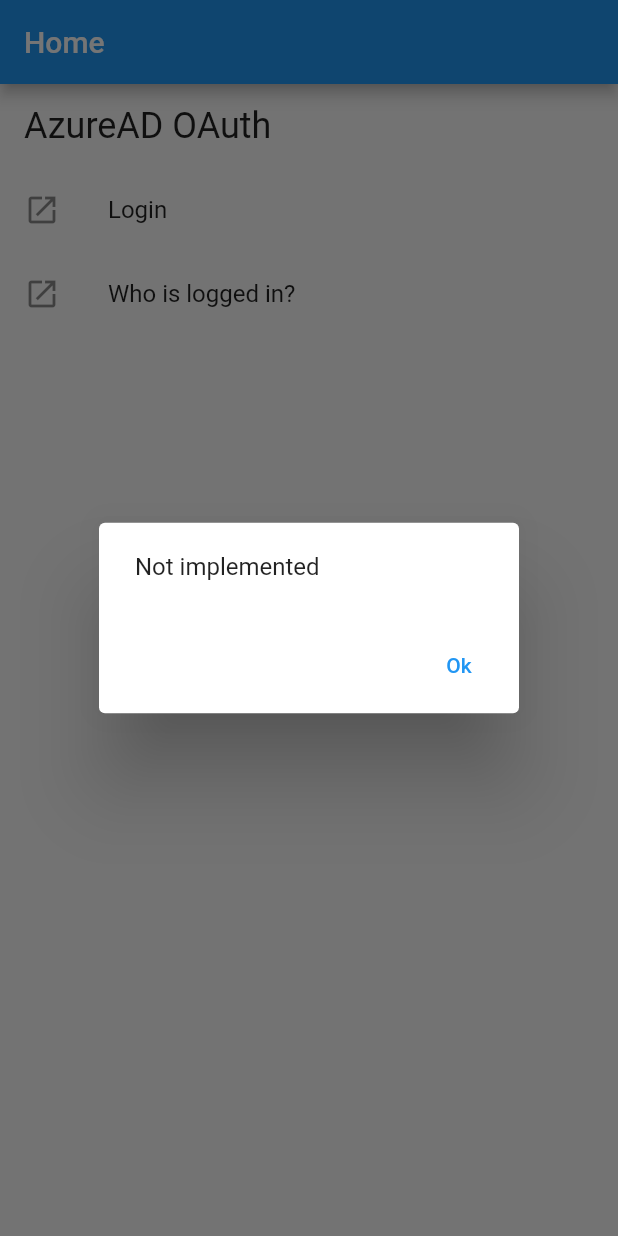
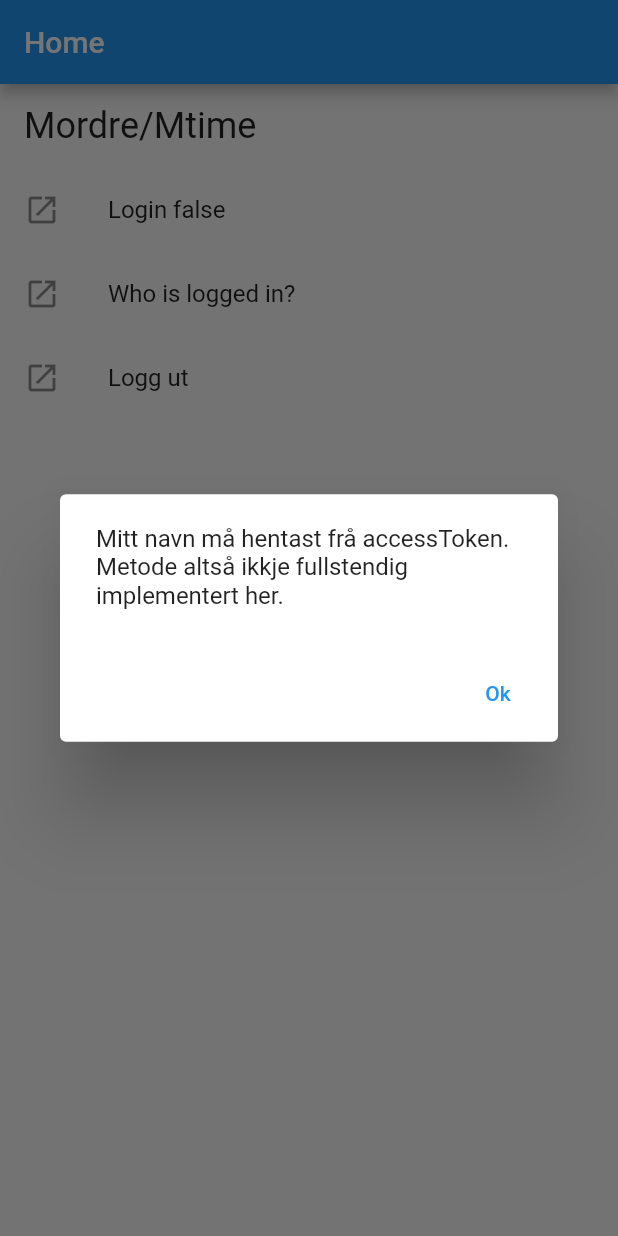
Before and after one commit to RoarGronmo/mtime_mordre_2, a Flutter app: the screen it shows after launch, after a tap on "Who is logged in?", on a phone screen of 412 x 824 dp. Run offline on Flutter 3.47's test engine with Material 2 defaults, Android fonts, the phone set to English and light mode, and no system bars; our stand-ins replace google_maps_flutter; missing offline and left inert: aad_oauth, dart:js, msal_js.

```diff
--- a/lib/auth/auth_manager.dart
+++ b/lib/auth/auth_manager.dart
@@ -25,6 +25,7 @@ class Auth0Manager extends AuthManager {
       await oauth.login();
 
       accessToken = await oauth.getAccessToken();
+
       print('Popup login successful. name: ${accessToken}');
     } catch (e) {
       print('Erroro');
@@ -32,13 +33,20 @@ class Auth0Manager extends AuthManager {
     }
   }
 
+  bool isLoggedIn() {
+    print(accessToken);
+    print("HELLO from isloggedin");
+    return accessToken != null ? true : false;
+  }
+
   @override
   Future<void> logout() async {
-    //stuff that uses classic dart.io
+    await oauth.logout();
+    print(accessToken);
   }
 
   @override
   Future<String> getActiveAccount() async {
-    return "Not implemented";
+    return "Mitt navn må hentast frå accessToken. Metode altså ikkje fullstendig implementert her.";
   }
 }
--- a/lib/auth/iAuth_manager.dart
+++ b/lib/auth/iAuth_manager.dart
@@ -14,4 +14,5 @@ abstract class AuthManager {
   Future<void> Login();
   Future<dynamic> getActiveAccount();
   Future<void> logout();
+  bool isLoggedIn();
 }
--- a/lib/main.dart
+++ b/lib/main.dart
@@ -16,7 +16,6 @@ const List<String> scopes = ['openid', 'profile', 'offline_access'];
 
 
 void main()  {
-
   runApp(const MyApp());
 }
 
@@ -45,6 +44,8 @@ class MyHomePage extends StatefulWidget {
   _MyHomePageState createState() => _MyHomePageState();
 }
 
+
+
 class _MyHomePageState extends State<MyHomePage> {
   String? accessToken;
 
@@ -54,9 +55,15 @@ class _MyHomePageState extends State<MyHomePage> {
     super.initState();
   }
 
+
+
   @override
   Widget build(BuildContext context) {
 
+    bool? isLoggedIn()  {
+      return  AuthManager.instance?.isLoggedIn();
+    }
+    bool?  ila = isLoggedIn();
 
     return Scaffold(
       appBar: AppBar(
@@ -66,13 +73,14 @@ class _MyHomePageState extends State<MyHomePage> {
         children: <Widget>[
           ListTile(
             title: Text(
-              'AzureAD OAuth',
+              'Mordre/Mtime',
               style: Theme.of(context).textTheme.headline5,
             ),
           ),
+          if(ila == false)
             ListTile(
               leading: const Icon(Icons.launch),
-            title: const Text('Login'),
+              title:  Text('Login ' + ila.toString()),
               onTap: () {
                 login();
               },
@@ -82,6 +90,13 @@ class _MyHomePageState extends State<MyHomePage> {
             title: const Text('\Who is logged in?'),
             onTap: () {
               showLoginInfo().then((value) => showMessage(value));
+            },
+          ),
+          ListTile(
+            leading: const Icon(Icons.launch),
+            title: const Text('Logg ut'),
+            onTap: () {
+              logout();
             },
           ),
 
@@ -114,9 +129,17 @@ class _MyHomePageState extends State<MyHomePage> {
 
 
 
+
+
   void login() async {
    AuthManager.instance?.Login();
   }
 
+  void logout() async {
+    await AuthManager.instance?.logout();
+  }
+
+
+
 
 }
```
Also changed, not shown: lib/auth/auth_manager_web.dart (+7 -1 lines). Lines whose indentation alone changed are shown as unchanged.
